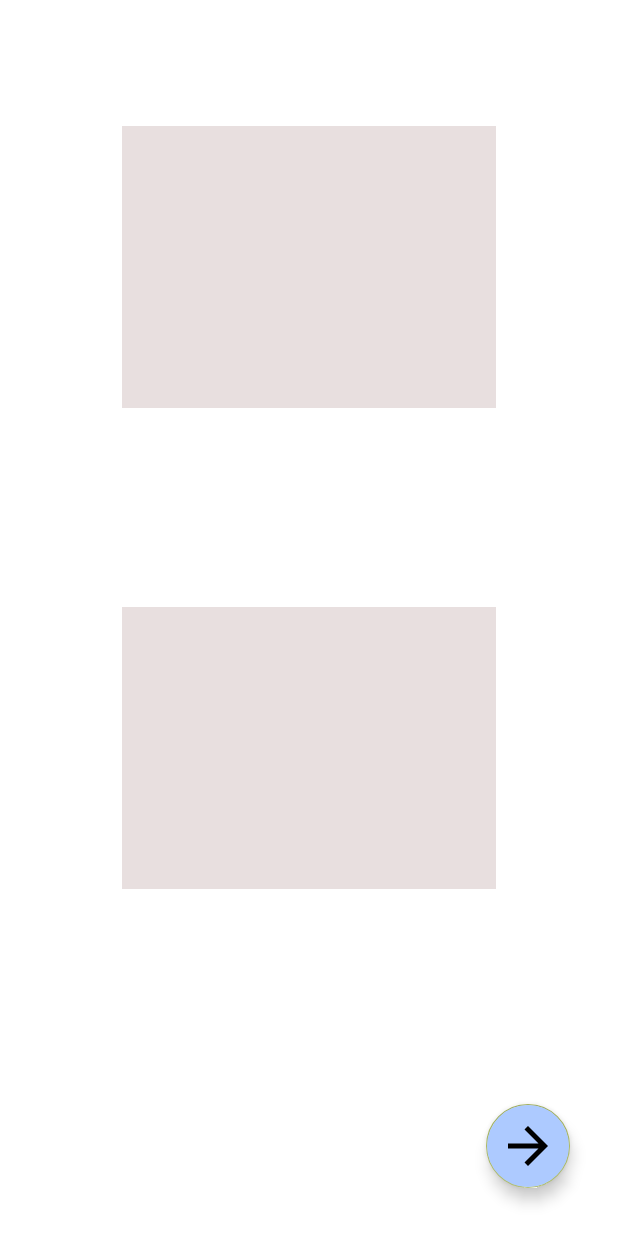
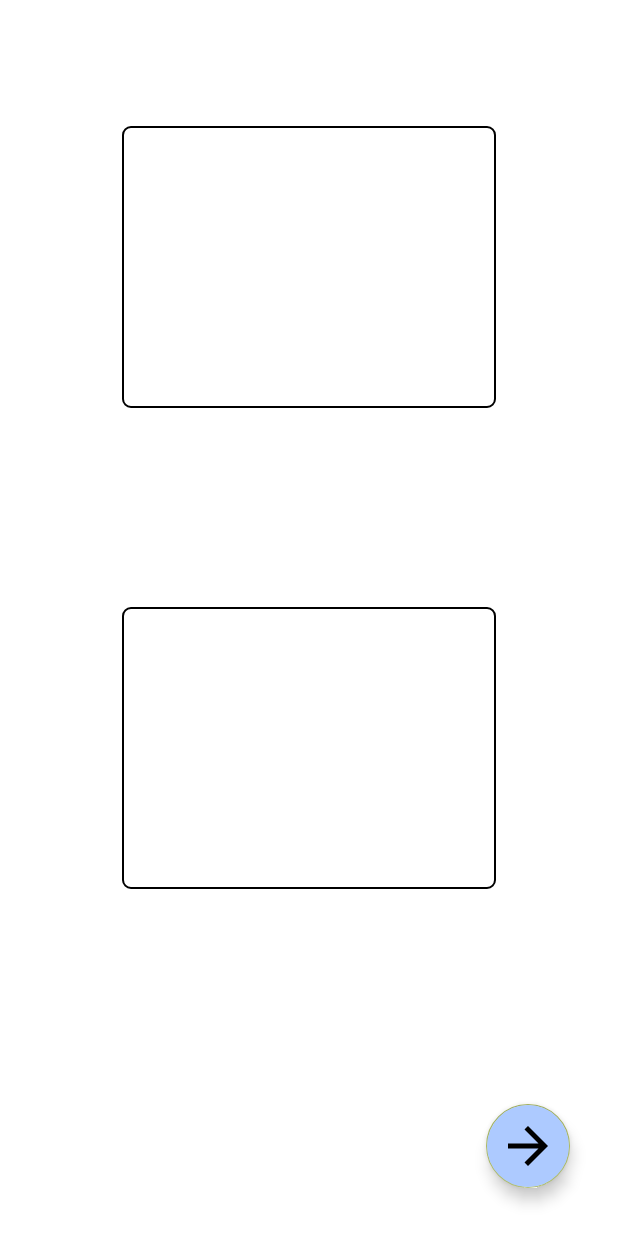
Before and after one commit to prodingerd/software-technology, an Android app: the PlayCourseActivity screen opened directly, with no data from a screen before it, on a phone screen of 412 x 824 dp. Run offline under Robolectric (Android 15) with nearby library versions, the phone set to English and light mode, and no system bars; our stand-ins replace Dagger/Hilt's generated code; 3 statements that could not run were skipped.

Commit message:
Style playCards

```diff
--- /dev/null
+++ b/app/src/main/res/drawable/rounded_corner.xml
@@ -0,0 +1,16 @@
+<?xml version="1.0" encoding="utf-8"?>
+<shape xmlns:android="http://schemas.android.com/apk/res/android" >
+    <stroke
+        android:width="1dp"
+        android:color="@color/black" />
+
+    <solid android:color="#ffffff" />
+
+    <padding
+        android:left="1dp"
+        android:right="1dp"
+        android:bottom="1dp"
+        android:top="1dp" />
+
+    <corners android:radius="5dp" />
+</shape>
--- a/app/src/main/res/layout/activity_play_course.xml
+++ b/app/src/main/res/layout/activity_play_course.xml
@@ -11,7 +11,7 @@
         android:layout_width="249dp"
         android:layout_height="188dp"
         android:layout_marginTop="84dp"
-        android:background="#E8DFDF"
+        android:background="@drawable/rounded_corner"
         android:textAlignment="center"
         app:layout_constraintEnd_toEndOf="parent"
         app:layout_constraintStart_toStartOf="parent"
@@ -21,7 +21,7 @@
         android:id="@+id/textViewBack"
         android:layout_width="249dp"
         android:layout_height="188dp"
-        android:background="#E8DFDF"
+        android:background="@drawable/rounded_corner"
         android:textAlignment="center"
         app:layout_constraintBottom_toBottomOf="parent"
         app:layout_constraintEnd_toEndOf="parent"
```
